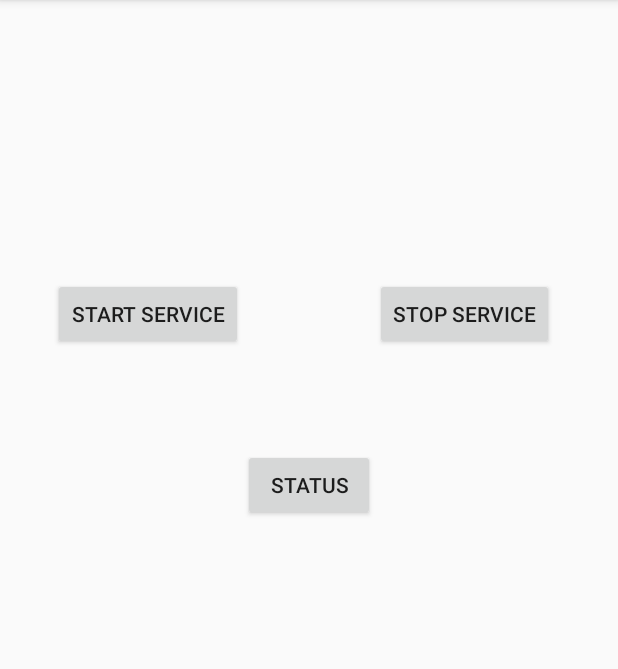
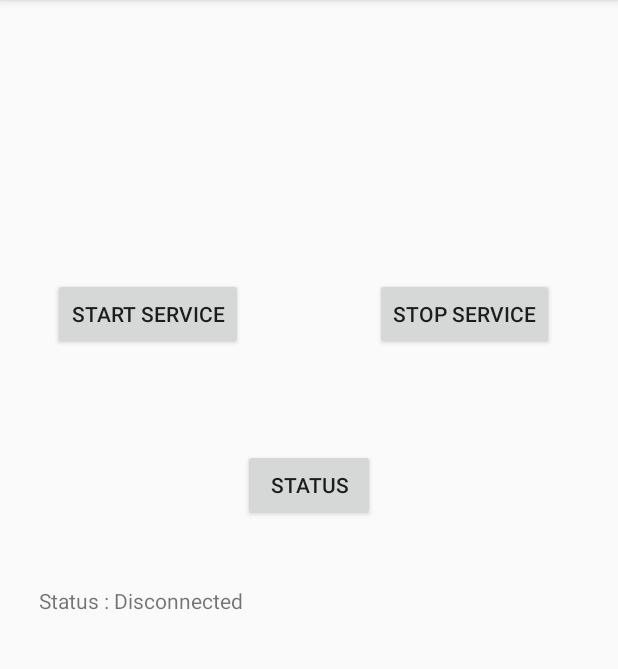
Before and after one commit to tonyn9/WalkTexter-AndroidApp, an Android app: the screen it shows after launch (MainActivity), after a tap on "STATUS", on a phone screen of 412 x 824 dp, the part 84-753 px from its top. Run offline under Robolectric (Android 15) with nearby library versions, the phone set to English and light mode, and no system bars.

Commit message:
added some messages to status check.

```diff
--- a/app/src/main/java/com/example/tony/walktexter2/MainActivity.java
+++ b/app/src/main/java/com/example/tony/walktexter2/MainActivity.java
@@ -4,15 +4,21 @@ import android.content.Intent;
 import android.support.v7.app.AppCompatActivity;
 import android.os.Bundle;
 import android.view.View;
+import android.widget.TextView;
+
+import org.w3c.dom.Text;
 
 public class MainActivity extends AppCompatActivity {
 
     Intent intent;
+    TextView StatusText;
 
     @Override
     protected void onCreate(Bundle savedInstanceState) {
         super.onCreate(savedInstanceState);
         setContentView(R.layout.activity_main);
+        StatusText = (TextView) findViewById(R.id.StatusText);
+        intent = null;
     }
 
     //start the service
@@ -34,6 +40,11 @@ public class MainActivity extends AppCompatActivity {
     //if disconnected
     //if connected, get name of device connected
     public void statusWTService(View view){
-
+        StatusText.setVisibility(View.VISIBLE);
+        if(intent == null){
+            StatusText.setText("Status : Disconnected");
+        }else{
+            StatusText.setText("Status : Unknown");
+        }
     }
 }
--- a/app/src/main/res/layout/activity_main.xml
+++ b/app/src/main/res/layout/activity_main.xml
@@ -43,4 +43,14 @@
         android:layout_above="@+id/BTbutton"
         android:layout_toEndOf="@+id/BTbutton"
         android:onClick="stopWTService"/>
+
+    <TextView
+        android:text="Status : "
+        android:visibility="invisible"
+        android:layout_width="wrap_content"
+        android:layout_height="wrap_content"
+        android:layout_below="@+id/BTbutton"
+        android:layout_toStartOf="@+id/BTbutton"
+        android:layout_marginTop="43dp"
+        android:id="@+id/StatusText" />
 </RelativeLayout>
```
